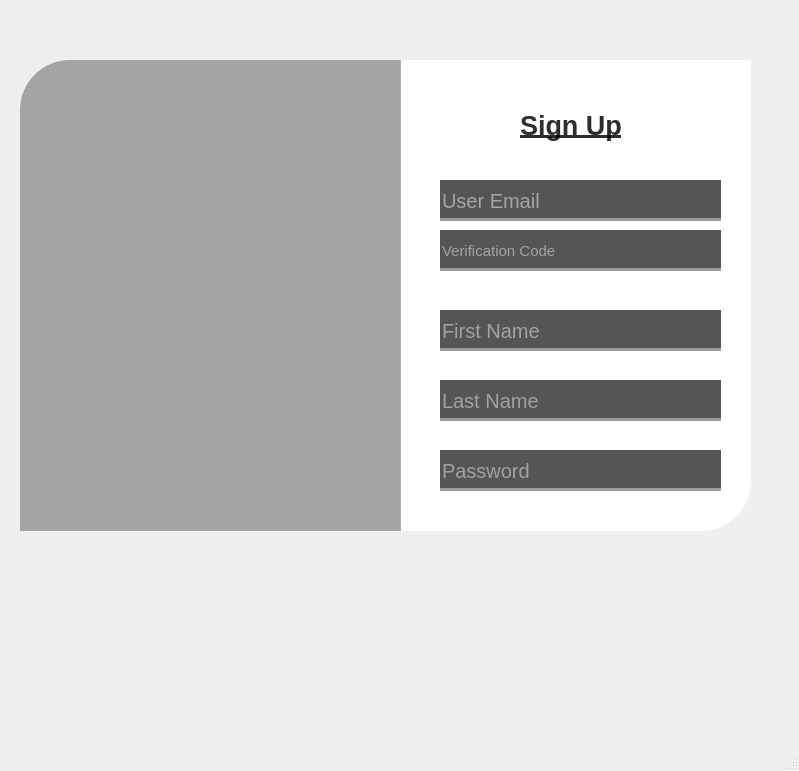
Before: the Qt Designer form signup_Form.ui in AlphaAnas/database-managment-system-using-SQL-and-PYQT-5-and-PYQT-6, drawn with Qt 5.
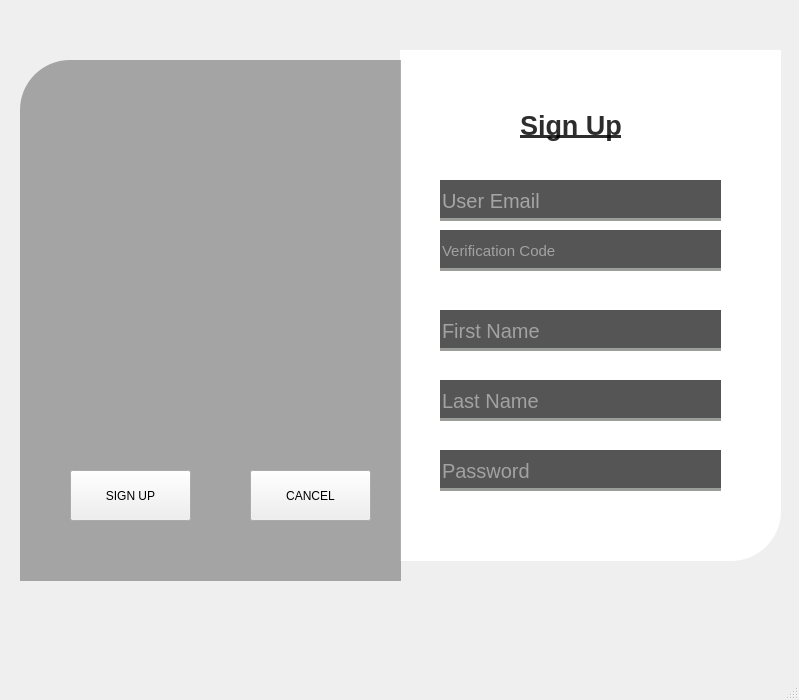
After: the same form once the commit is applied. Icons and pictures are not drawn.

Commit message: login screen in progress

The edit to the form file:
```diff
--- a/signup_Form.ui
+++ b/signup_Form.ui
@@ -7,7 +7,7 @@
     <x>0</x>
     <y>0</y>
     <width>799</width>
-    <height>771</height>
+    <height>700</height>
    </rect>
   </property>
   <property name="windowTitle">
@@ -20,7 +20,7 @@
       <x>20</x>
       <y>60</y>
       <width>381</width>
-      <height>471</height>
+      <height>511</height>
      </rect>
     </property>
     <property name="styleSheet">
@@ -64,7 +64,7 @@
       <x>20</x>
       <y>60</y>
       <width>381</width>
-      <height>471</height>
+      <height>521</height>
      </rect>
     </property>
     <property name="styleSheet">
@@ -224,9 +224,9 @@
     <property name="geometry">
      <rect>
       <x>400</x>
-      <y>60</y>
-      <width>351</width>
-      <height>471</height>
+      <y>50</y>
+      <width>381</width>
+      <height>511</height>
      </rect>
     </property>
     <property name="styleSheet">
@@ -237,6 +237,47 @@
      <string/>
     </property>
    </widget>
+   <widget class="QPushButton" name="signupButton">
+    <property name="geometry">
+     <rect>
+      <x>70</x>
+      <y>470</y>
+      <width>121</width>
+      <height>51</height>
+     </rect>
+    </property>
+    <property name="mouseTracking">
+     <bool>true</bool>
+    </property>
+    <property name="tabletTracking">
+     <bool>true</bool>
+    </property>
+    <property name="text">
+     <string>SIGN UP</string>
+    </property>
+   </widget>
+   <widget class="QPushButton" name="cancelButton">
+    <property name="geometry">
+     <rect>
+      <x>250</x>
+      <y>470</y>
+      <width>121</width>
+      <height>51</height>
+     </rect>
+    </property>
+    <property name="mouseTracking">
+     <bool>true</bool>
+    </property>
+    <property name="tabletTracking">
+     <bool>true</bool>
+    </property>
+    <property name="text">
+     <string>CANCEL</string>
+    </property>
+    <property name="checkable">
+     <bool>false</bool>
+    </property>
+   </widget>
    <zorder>label_2</zorder>
    <zorder>label</zorder>
    <zorder>label_4</zorder>
@@ -246,6 +287,8 @@
    <zorder>lineEdit_4</zorder>
    <zorder>pass</zorder>
    <zorder>label_5</zorder>
+   <zorder>signupButton</zorder>
+   <zorder>cancelButton</zorder>
   </widget>
   <widget class="QMenuBar" name="menubar">
    <property name="geometry">
```
The commit also changes 5 other files.
